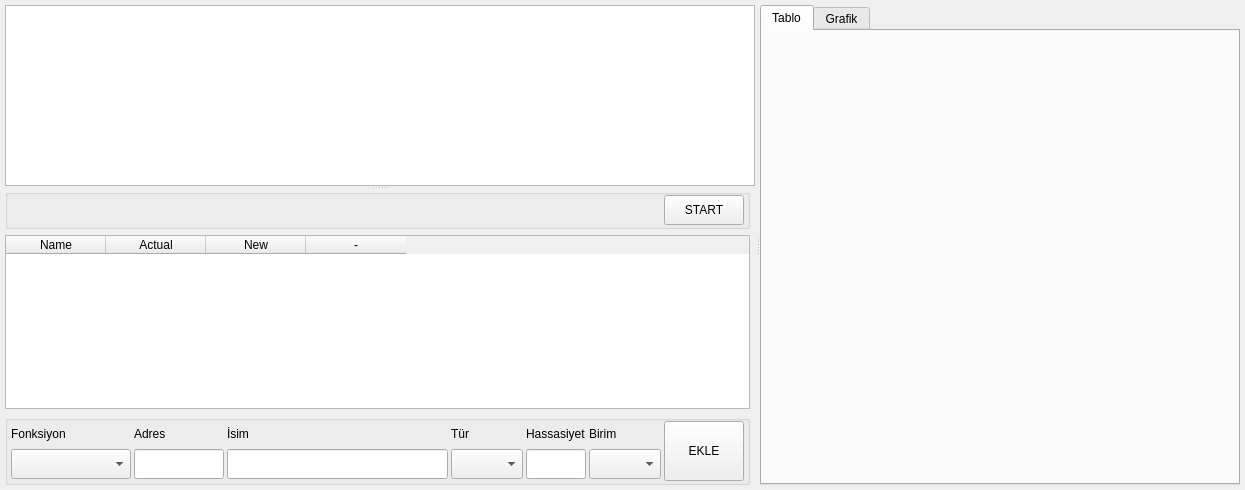
Above: HLL/project/src/pages/WdgTest.ui from GurhanIU/oLStudio before the change. Below: the same form after it.
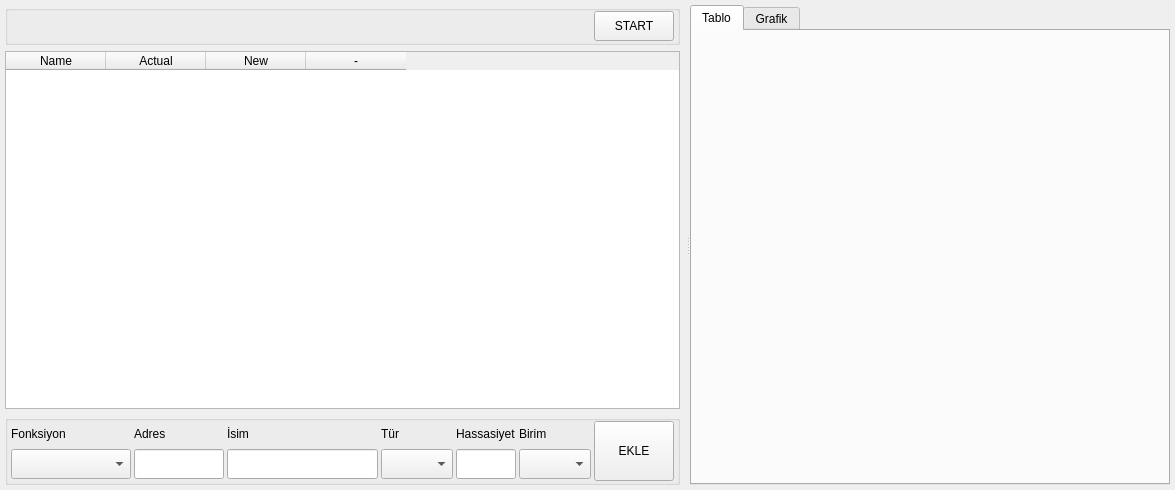
That is the form after the change. The open tabs and pages were chosen to show the change.

Diff of the .ui file:
```diff
--- a/HLL/project/src/pages/WdgTest.ui
+++ b/HLL/project/src/pages/WdgTest.ui
@@ -6,7 +6,7 @@
    <rect>
     <x>0</x>
     <y>0</y>
-    <width>1245</width>
+    <width>1175</width>
     <height>490</height>
    </rect>
   </property>
@@ -14,9 +14,7 @@
    <string>Form</string>
   </property>
   <property name="styleSheet">
-   <string notr="true">QGroupBox{
-
-}
+   <string notr="true">QTableWidget QLineEdit{border: none;}
 /*QTableView {
 	background-color: white;
 	show-decoration-selected: 0;
@@ -98,20 +96,6 @@
       <property name="handleWidth">
        <number>3</number>
       </property>
-      <widget class="QTableView" name="tableView">
-       <property name="styleSheet">
-        <string notr="true">QHeaderView::section {
-        background-color: rgb(227, 227, 227);
-
-    padding-left: 4px;
-    border: 1px solid lightgrey;
-
-        font: 10pt &quot;MS Shell Dlg 2&quot;;
-    }
-
-    *{outline: none; }</string>
-       </property>
-      </widget>
       <widget class="QWidget" name="verticalLayoutWidget">
        <layout class="QVBoxLayout" name="verticalLayout">
         <property name="rightMargin">
```
Left out of the diff: 2 changed lines with no effect on the pictures.
